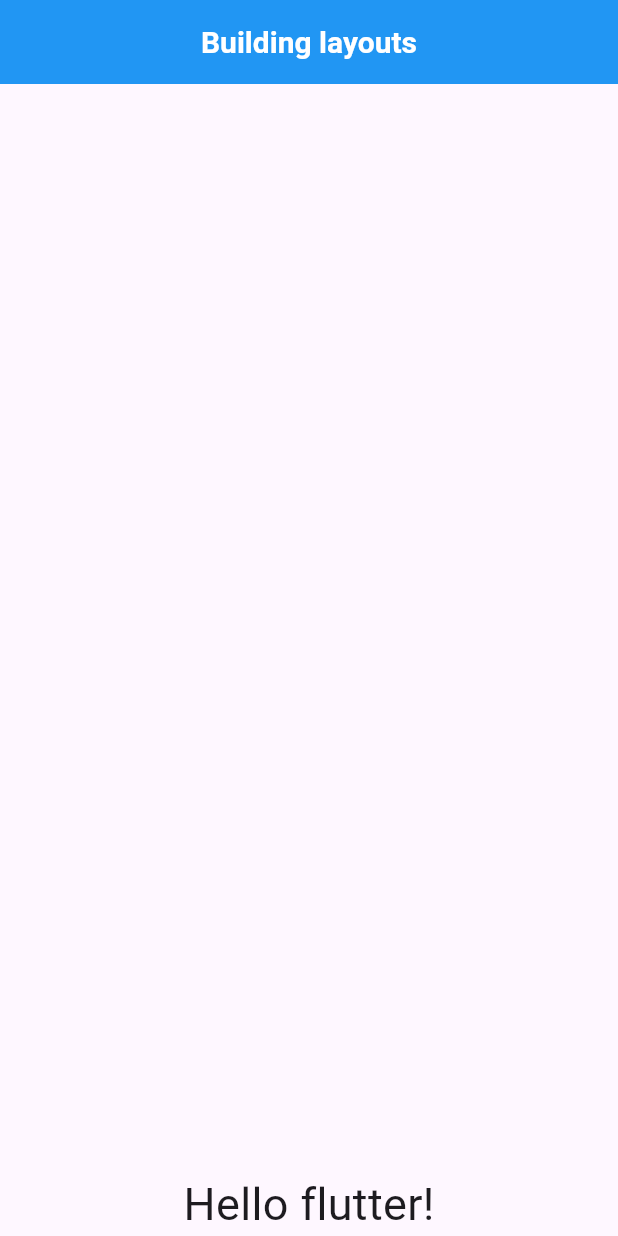
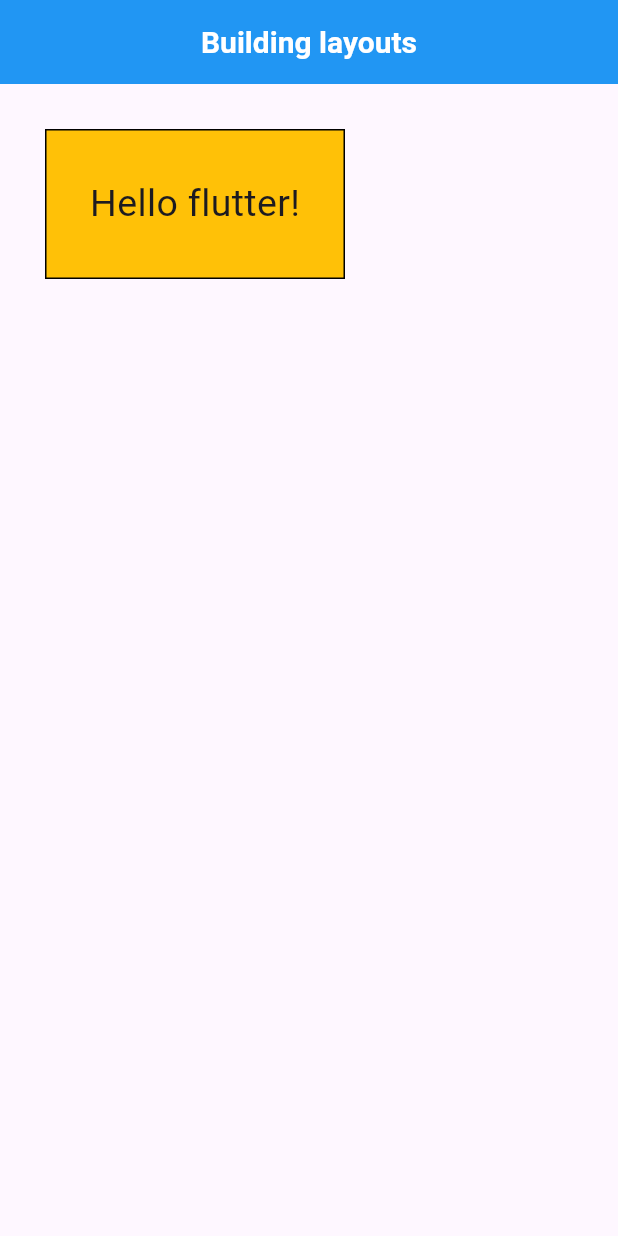
Before and after one commit to clonediff/FlutterTests, a Flutter app: the screen it shows after launch, on a phone screen of 412 x 824 dp. Run offline on Flutter 3.47's test engine with Material 3 defaults, Android fonts, the phone set to English and light mode, and no system bars.

Commit message:
[add] Container widget

```diff
--- a/lib/main.dart
+++ b/lib/main.dart
@@ -16,11 +16,16 @@ class MyFirstApp extends StatelessWidget {
         appBar: DefaultAppBar(
           title: const Text('Building layouts'),
         ),
-        body: const Align(
-          alignment: Alignment(0, 1),
-          child: Text(
+        body: Container(
+          decoration: BoxDecoration(color: Colors.amber,border: Border.all(),),
+          width: 200,
+          height: 100,
+          padding: const EdgeInsets.all(16),
+          margin: const EdgeInsets.all(30),
+          alignment: Alignment.center,
+          child: const Text(
             'Hello flutter!',
-            style: TextStyle(fontSize: 30),
+            style: TextStyle(fontSize: 25),
           ),
         ),
       ),
```
